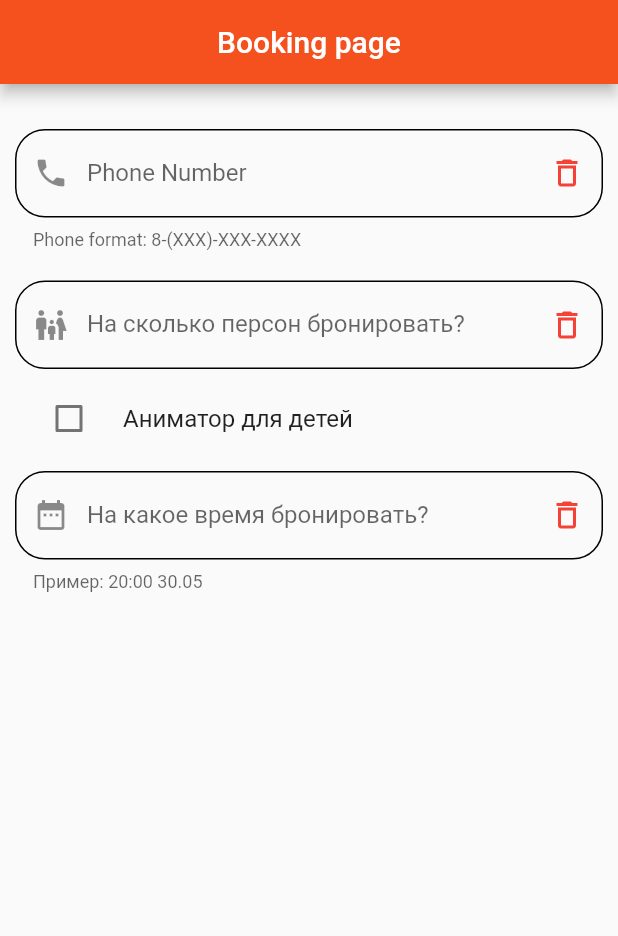
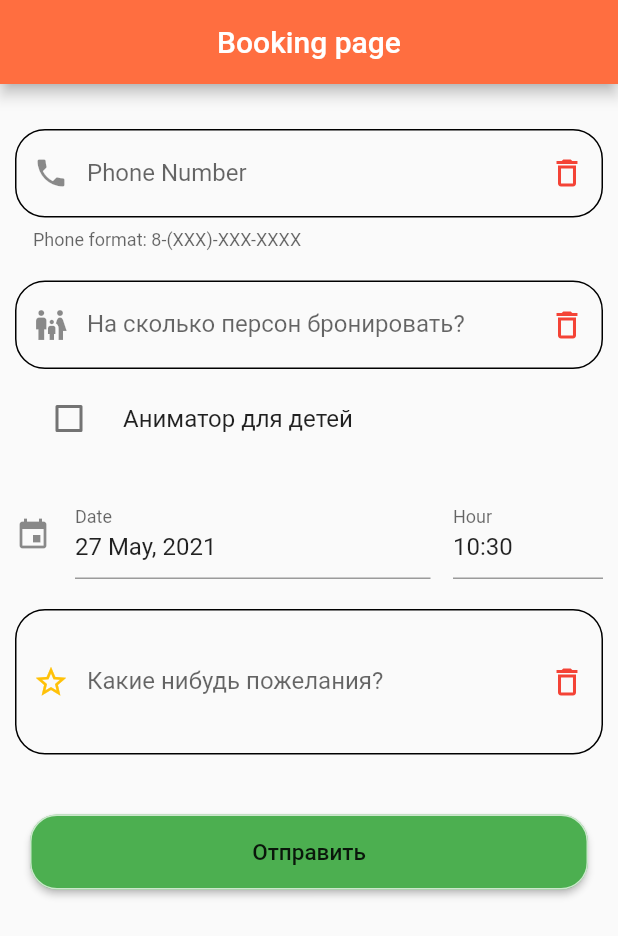
Before and after one commit to AliomarADI/flutter_restaurant, a Flutter app: the screen it shows after launch, after a tap on "Я хочу забронировать", on a phone screen of 412 x 824 dp. Shown: the top 936 px of the screen. Run offline on Flutter 3.47's test engine with Material 2 defaults, Android fonts, the phone set to English and light mode, and no system bars; drawn by our look-alikes of date_time_picker; network calls fail.

Commit message:
Create Restaurant

```diff
--- /dev/null
+++ b/lib/components/navbar.dart
@@ -0,0 +1,72 @@
+import 'package:flutter/material.dart';
+
+class NavBar extends StatelessWidget {
+  @override
+  Widget build(BuildContext context) {
+    return Drawer(
+      child: ListView(
+        // Remove padding
+        padding: EdgeInsets.zero,
+        children: [
+          UserAccountsDrawerHeader(
+            accountName: Text('Oflutter.com'),
+            accountEmail: Text('example@gmail.com'),
+            currentAccountPicture: CircleAvatar(
+              child: ClipOval(
+                child: Image.network(
+                  '',
+                  fit: BoxFit.cover,
+                  width: 90,
+                  height: 90,
+                ),
+              ),
+            ),
+            decoration: BoxDecoration(
+              color: Colors.blue,
+              image: DecorationImage(
+                  fit: BoxFit.fill,
+                  image: NetworkImage(
+                      'https://c.wallhere.com/photos/36/f0/sea_sunset_nature_sky_clouds_calm-167787.jpg!d')),
+            ),
+          ),
+          ListTile(
+            leading: Icon(Icons.favorite),
+            title: Text('Favorites'),
+            onTap: () => null,
+          ),
+          ListTile(
+            leading: Icon(Icons.person),
+            title: Text('Friends'),
+            onTap: () => null,
+          ),
+          ListTile(
+            leading: Icon(Icons.share),
+            title: Text('Share'),
+            onTap: () => null,
+          ),
+          ListTile(
+            leading: Icon(Icons.notifications),
+            title: Text('Request'),
+          ),
+          Divider(),
+          ListTile(
+            leading: Icon(Icons.settings),
+            title: Text('Settings'),
+            onTap: () => null,
+          ),
+          ListTile(
+            leading: Icon(Icons.description),
+            title: Text('Policies'),
+            onTap: () => null,
+          ),
+          Divider(),
+          ListTile(
+            title: Text('Exit'),
+            leading: Icon(Icons.exit_to_app),
+            onTap: () => null,
+          ),
+        ],
+      ),
+    );
+  }
+}
--- a/lib/main.dart
+++ b/lib/main.dart
@@ -1,4 +1,5 @@
 import 'package:flutter/material.dart';
+import 'package:restaurant/components/navbar.dart';
 import 'package:restaurant/pages/booking.dart';
 
 void main() => runApp(HomePage());
@@ -12,6 +13,7 @@ class HomePage extends StatelessWidget {
         "/booking": (context) => BookingPage()
       },
       home: Scaffold(
+          drawer: NavBar(),
           appBar: AppBar(
             title: Text("Family"),
             centerTitle: true,
--- a/lib/pages/booking.dart
+++ b/lib/pages/booking.dart
@@ -1,5 +1,6 @@
 import 'package:flutter/material.dart';
 import 'package:flutter/services.dart';
+import 'package:date_time_picker/date_time_picker.dart';
 
 import '../main.dart';
 
@@ -15,7 +16,7 @@ class BookingPage extends StatelessWidget {
         appBar: AppBar(
           title: Text("Booking page"),
           centerTitle: true,
-          backgroundColor: Colors.deepOrange.shade600,
+          backgroundColor: Colors.deepOrangeAccent,
         ),
         body: BookingMainPage(),
       ),
@@ -72,7 +73,7 @@ class HomePageInBooking extends State<BookingMainPage> {
                 controller: null,
                 decoration: InputDecoration(
                     labelText: 'На сколько персон бронировать?',
-                    hintText: 'Число',
+                    hintText: 'Введите число',
                     prefixIcon: Icon(Icons.family_restroom),
                     suffixIcon: Icon(
                       Icons.delete_outline_outlined,
@@ -86,10 +87,12 @@ class HomePageInBooking extends State<BookingMainPage> {
                     focusedBorder: OutlineInputBorder(
                         borderRadius: BorderRadius.all(Radius.circular(20)),
                         borderSide: BorderSide(color: Colors.blue, width: 3))),
-                keyboardType: TextInputType.phone,
+                keyboardType: TextInputType.number,
                 inputFormatters: [],
               ),
-              SizedBox(height: 5,),
+              SizedBox(
+                height: 5,
+              ),
               CheckboxListTile(
                 title: const Text("Аниматор для детей"),
                 value: checkAnimator,
@@ -102,15 +105,43 @@ class HomePageInBooking extends State<BookingMainPage> {
                     ListTileControlAffinity.leading, //  <-- leading Checkbox
               ),
               SizedBox(
-                height: 7,
+                height: 20,
               ),
+              DateTimePicker(
+                type: DateTimePickerType.dateTimeSeparate,
+                dateMask: 'd MMM, yyyy',
+                initialValue: DateTime.now().toString(),
+                firstDate: DateTime(2000),
+                lastDate: DateTime(2100),
+                icon: Icon(Icons.event),
+                dateLabelText: 'Date',
+                timeLabelText: "Hour",
+                selectableDayPredicate: (date) {
+                  // Disable weekend days to select from the calendar
+                  if (date.weekday == 6 || date.weekday == 7) {
+                    return false;
+                  }
+
+                  return true;
+                },
+                onChanged: (val) => print(val),
+                validator: (val) {
+                  print(val);
+                  return null;
+                },
+                onSaved: (val) => print(val),
+              ),
+              SizedBox(
+                height: 20,
+              ),
+
               TextFormField(
                 controller: null,
+                maxLines: 3,
                 decoration: InputDecoration(
-                    labelText: 'На какое время бронировать?',
-                    hintText: 'Время деньги',
-                    helperText: 'Пример: 20:00 30.05',
-                    prefixIcon: Icon(Icons.date_range),
+                    labelText: 'Какие нибудь пожелания?',
+                    hintText: 'Можете предупредить о событиях, мы окажем соодействие)',
+                    prefixIcon: Icon(Icons.star_outline_sharp, color: Colors.amber,),
                     suffixIcon: Icon(
                       Icons.delete_outline_outlined,
                       color: Colors.red,
@@ -123,10 +154,28 @@ class HomePageInBooking extends State<BookingMainPage> {
                     focusedBorder: OutlineInputBorder(
                         borderRadius: BorderRadius.all(Radius.circular(20)),
                         borderSide: BorderSide(color: Colors.blue, width: 3))),
-                keyboardType: TextInputType.datetime,
+                keyboardType: TextInputType.text,
                 inputFormatters: [],
               ),
-              // я здесь остановился
+              SizedBox(height: 30,),
+              Container(
+                margin: EdgeInsets.all(10),
+                height: 50.0,
+                child: RaisedButton(
+                  shape: RoundedRectangleBorder(
+                      borderRadius: BorderRadius.circular(18.0),
+                      side: BorderSide(color: Colors.white70)),
+                  onPressed: () {
+                    Navigator.pushNamed(context, '/home');
+                  },
+                  padding: EdgeInsets.all(15.0),
+                  color: Colors.green,
+                  textColor: Colors.black87,
+                  child: Text("Отправить",
+                      style: TextStyle(fontSize: 15)),
+                ),
+              ),
+
             ],
           ),
         ),
--- a/pubspec.yaml
+++ b/pubspec.yaml
@@ -23,6 +23,7 @@ environment:
 dependencies:
   flutter:
     sdk: flutter
+  date_time_picker: "^1.0.2"
 
 
   # The following adds the Cupertino Icons font to your application.
@@ -46,6 +47,7 @@ flutter:
   assets:
   - assets/home.png
   - assets/home1.png
+  - assets/someman.jpg
   # To add assets to your application, add an assets section, like this:
 
 
```
Also changed, not shown: assets/someman.jpg (added), pubspec.lock.
